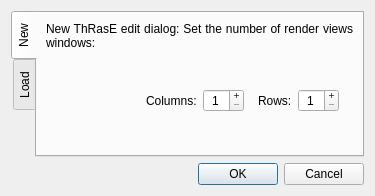
Before: the Qt Designer form ui/init_dialog.ui in SMByC/ThRasE, drawn with Qt 5.
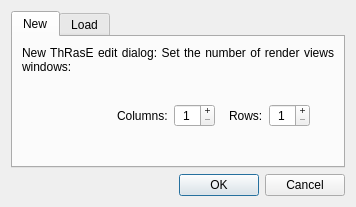
After: the same form once the commit is applied. Icons and pictures are not drawn. Custom widgets are drawn as their Qt base class.

```diff
--- a/ui/init_dialog.ui
+++ b/ui/init_dialog.ui
@@ -2,6 +2,14 @@
 <ui version="4.0">
  <class>Dialog</class>
  <widget class="QDialog" name="Dialog">
+  <property name="geometry">
+   <rect>
+    <x>0</x>
+    <y>0</y>
+    <width>356</width>
+    <height>207</height>
+   </rect>
+  </property>
   <property name="windowTitle">
    <string>ThRasE - Init dialog</string>
   </property>
@@ -9,7 +17,7 @@
    <item>
     <widget class="QTabWidget" name="tabWidget">
      <property name="tabPosition">
-      <enum>QTabWidget::West</enum>
+      <enum>QTabWidget::North</enum>
      </property>
      <property name="currentIndex">
       <number>0</number>
@@ -50,6 +58,12 @@
        </item>
        <item>
         <widget class="QWidget" name="QGBox_GridSettings" native="true">
+         <property name="minimumSize">
+          <size>
+           <width>0</width>
+           <height>60</height>
+          </size>
+         </property>
          <layout class="QHBoxLayout" name="horizontalLayout_8">
           <item>
            <spacer name="horizontalSpacer_3">
@@ -90,8 +104,14 @@
             </property>
             <property name="minimumSize">
              <size>
-              <width>64</width>
-              <height>64</height>
+              <width>48</width>
+              <height>48</height>
+             </size>
+            </property>
+            <property name="maximumSize">
+             <size>
+              <width>48</width>
+              <height>48</height>
              </size>
             </property>
             <property name="text">
@@ -218,6 +238,22 @@
          </property>
         </spacer>
        </item>
+       <item>
+        <spacer name="verticalSpacer_5">
+         <property name="orientation">
+          <enum>Qt::Vertical</enum>
+         </property>
+         <property name="sizeType">
+          <enum>QSizePolicy::Fixed</enum>
+         </property>
+         <property name="sizeHint" stdset="0">
+          <size>
+           <width>20</width>
+           <height>6</height>
+          </size>
+         </property>
+        </spacer>
+       </item>
       </layout>
      </widget>
      <widget class="QWidget" name="load">
```
Left out of the diff: 3 changed lines with no effect on the pictures.
